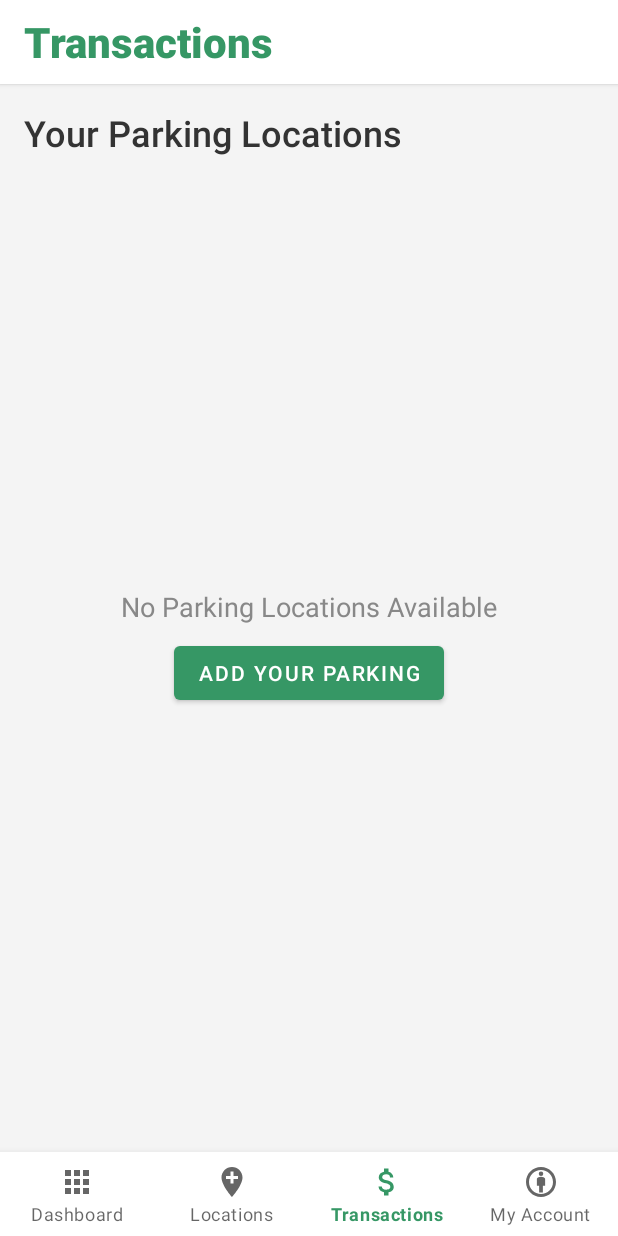
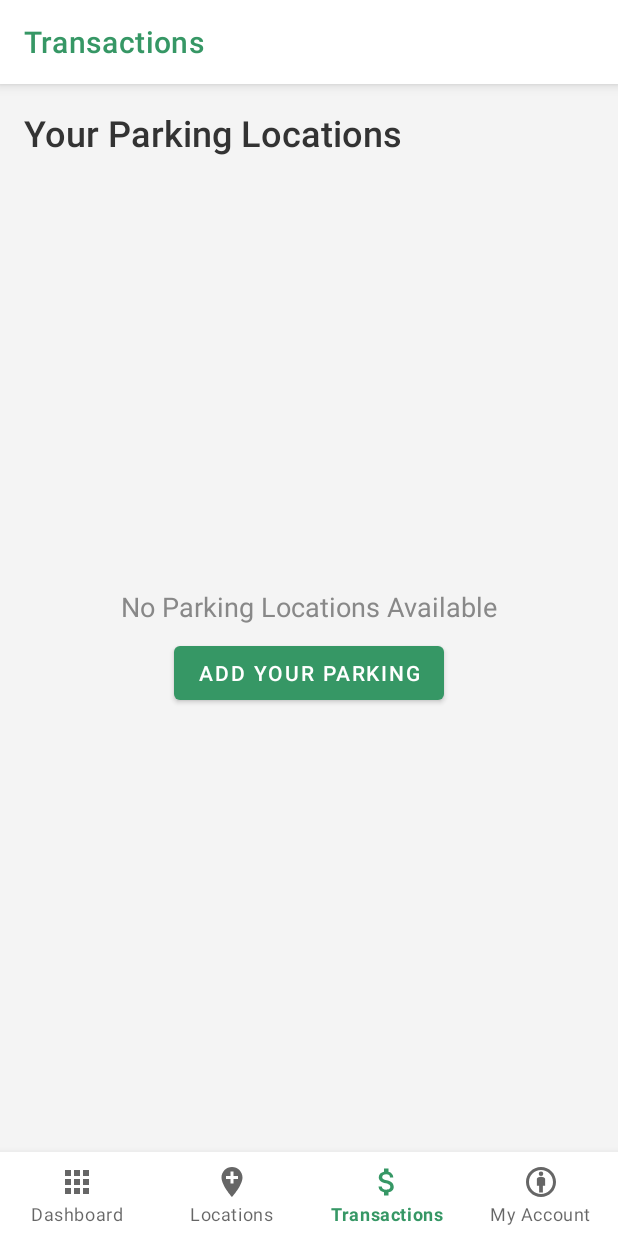
Before and after one commit to RushiPatel9144/SmartIndoorParkingSystem, an Android app: the OwnerActivity screen opened directly, with no data from a screen before it, item 3 of the bottom bar chosen, on a phone screen of 412 x 824 dp. Run offline under Robolectric (Android 15) with nearby library versions, the phone set to English and light mode, and no system bars; our stand-ins replace Firebase (no records; nobody signed in at launch, a user with empty details on screens opened directly), Volley; pictures from the network do not load; Roboto replaces fonts that are not available here.

Commit message:
tool bar in owner session updated.2

```diff
--- a/Parkit/src/main/java/ca/tech/sense/it/smart/indoor/parking/system/owner/OwnerActivity.java
+++ b/Parkit/src/main/java/ca/tech/sense/it/smart/indoor/parking/system/owner/OwnerActivity.java
@@ -40,7 +40,6 @@ public class OwnerActivity extends AppCompatActivity implements NavigationBarVie
     private final AccountFragment accountFragment = AccountFragment.newInstance(R.id.fragment_container_owner);
     private FragmentManagerHelper fragmentManagerHelper;
     private PreferenceManager preferenceManager;
-    SessionManager sessionManager;
 
     @Override
     protected void onCreate(Bundle savedInstanceState) {
--- a/Parkit/src/main/java/ca/tech/sense/it/smart/indoor/parking/system/owner/bottomNav/ownerDashboard/DashboardFragment.java
+++ b/Parkit/src/main/java/ca/tech/sense/it/smart/indoor/parking/system/owner/bottomNav/ownerDashboard/DashboardFragment.java
@@ -1,102 +1,102 @@
-package ca.tech.sense.it.smart.indoor.parking.system.owner.bottomNav.ownerDashboard;
-
-import android.os.Bundle;
-import android.view.LayoutInflater;
-import android.view.View;
-import android.view.ViewGroup;
-
-import androidx.annotation.NonNull;
-import androidx.cardview.widget.CardView;
-import androidx.fragment.app.Fragment;
-import androidx.fragment.app.FragmentManager;
-import androidx.fragment.app.FragmentTransaction;
-
-import java.util.HashMap;
-import java.util.Map;
-
-import ca.tech.sense.it.smart.indoor.parking.system.R;
-import ca.tech.sense.it.smart.indoor.parking.system.owner.bottomNav.location.LocationsFragment;
-import ca.tech.sense.it.smart.indoor.parking.system.owner.bottomNav.transactions.TransactionsFragment;
-
-public class DashboardFragment extends Fragment {
-    private static final String ARG_CONTAINER_VIEW_ID = "containerViewId";
-    private int containerViewId;
-
-    private Map<Integer, DashboardSection> sectionMap;
-
-    public DashboardFragment() {
-        // Required empty public constructor
-    }
-
-    public static DashboardFragment newInstance(int containerViewId) {
-        DashboardFragment fragment = new DashboardFragment();
-        Bundle args = new Bundle();
-        args.putInt(ARG_CONTAINER_VIEW_ID, containerViewId);
-        fragment.setArguments(args);
-        return fragment;
-    }
-
-    @Override
-    public void onCreate(Bundle savedInstanceState) {
-        super.onCreate(savedInstanceState);
-        if (getArguments() != null) {
-            containerViewId = getArguments().getInt(ARG_CONTAINER_VIEW_ID);
-        }
-
-        // Initialize the section mapping
-        sectionMap = new HashMap<>();
-        sectionMap.put(R.id.cardLocations, DashboardSection.LOCATIONS);
-        sectionMap.put(R.id.cardTransactions, DashboardSection.TRANSACTIONS);
-        sectionMap.put(R.id.cardActiveParkingLot, DashboardSection.ACTIVE_PARKING);
-    }
-
-    @Override
-    public View onCreateView(@NonNull LayoutInflater inflater, ViewGroup container, Bundle savedInstanceState) {
-        View view = inflater.inflate(R.layout.fragment_dashboard, container, false);
-
-        setupClickListeners(view);
-
-        return view;
-    }
-
-    private void setupClickListeners(View view) {
-        for (Map.Entry<Integer, DashboardSection> entry : sectionMap.entrySet()) {
-            int layoutId = entry.getKey();
-            DashboardSection section = entry.getValue();
-            setSectionClickListener(view, layoutId, section);
-        }
-    }
-
-    private void setSectionClickListener(View view, int layoutId, DashboardSection section) {
-        CardView card = view.findViewById(layoutId);
-        card.setOnClickListener(v -> handleSectionSelection(section));
-    }
-
-    private void handleSectionSelection(DashboardSection section) {
-        switch (section) {
-            case LOCATIONS:
-                openFragment(new LocationsFragment());
-                break;
-            case TRANSACTIONS:
-                openFragment(new TransactionsFragment());
-                break;
-            case ACTIVE_PARKING:
-//                openFragment(new ActiveParkingFragment()); // Uncomment this line once ActiveParkingFragment is created
-                break;
-        }
-    }
-
-    private void openFragment(Fragment fragment) {
-        FragmentManager fragmentManager = requireActivity().getSupportFragmentManager();
-        FragmentTransaction fragmentTransaction = fragmentManager.beginTransaction();
-        fragmentTransaction.replace(containerViewId, fragment, getTag());
-        fragmentTransaction.addToBackStack(getTag());
-        fragmentTransaction.commit();
-    }
-
-    private enum DashboardSection {
-        LOCATIONS,
-        TRANSACTIONS,
-        ACTIVE_PARKING
-    }
-}
+//package ca.tech.sense.it.smart.indoor.parking.system.owner.bottomNav.ownerDashboard;
+//
+//import android.os.Bundle;
+//import android.view.LayoutInflater;
+//import android.view.View;
+//import android.view.ViewGroup;
+//
+//import androidx.annotation.NonNull;
+//import androidx.cardview.widget.CardView;
+//import androidx.fragment.app.Fragment;
+//import androidx.fragment.app.FragmentManager;
+//import androidx.fragment.app.FragmentTransaction;
+//
+//import java.util.HashMap;
+//import java.util.Map;
+//
+//import ca.tech.sense.it.smart.indoor.parking.system.R;
+//import ca.tech.sense.it.smart.indoor.parking.system.owner.bottomNav.location.LocationsFragment;
+//import ca.tech.sense.it.smart.indoor.parking.system.owner.bottomNav.transactions.TransactionsFragment;
+//
+//public class DashboardFragment extends Fragment {
+//    private static final String ARG_CONTAINER_VIEW_ID = "containerViewId";
+//    private int containerViewId;
+//
+//    private Map<Integer, DashboardSection> sectionMap;
+//
+//    public DashboardFragment() {
+//        // Required empty public constructor
+//    }
+//
+//    public static DashboardFragment newInstance(int containerViewId) {
+//        DashboardFragment fragment = new DashboardFragment();
+//        Bundle args = new Bundle();
+//        args.putInt(ARG_CONTAINER_VIEW_ID, containerViewId);
+//        fragment.setArguments(args);
+//        return fragment;
+//    }
+//
+//    @Override
+//    public void onCreate(Bundle savedInstanceState) {
+//        super.onCreate(savedInstanceState);
+//        if (getArguments() != null) {
+//            containerViewId = getArguments().getInt(ARG_CONTAINER_VIEW_ID);
+//        }
+//
+//        // Initialize the section mapping
+//        sectionMap = new HashMap<>();
+//        sectionMap.put(R.id.cardLocations, DashboardSection.LOCATIONS);
+//        sectionMap.put(R.id.cardTransactions, DashboardSection.TRANSACTIONS);
+//        sectionMap.put(R.id.cardActiveParkingLot, DashboardSection.ACTIVE_PARKING);
+//    }
+//
+//    @Override
+//    public View onCreateView(@NonNull LayoutInflater inflater, ViewGroup container, Bundle savedInstanceState) {
+//        View view = inflater.inflate(R.layout.fragment_dashboard, container, false);
+//
+//        setupClickListeners(view);
+//
+//        return view;
+//    }
+//
+//    private void setupClickListeners(View view) {
+//        for (Map.Entry<Integer, DashboardSection> entry : sectionMap.entrySet()) {
+//            int layoutId = entry.getKey();
+//            DashboardSection section = entry.getValue();
+//            setSectionClickListener(view, layoutId, section);
+//        }
+//    }
+//
+//    private void setSectionClickListener(View view, int layoutId, DashboardSection section) {
+//        CardView card = view.findViewById(layoutId);
+//        card.setOnClickListener(v -> handleSectionSelection(section));
+//    }
+//
+//    private void handleSectionSelection(DashboardSection section) {
+//        switch (section) {
+//            case LOCATIONS:
+//                openFragment(new LocationsFragment());
+//                break;
+//            case TRANSACTIONS:
+//                openFragment(new TransactionsFragment());
+//                break;
+//            case ACTIVE_PARKING:
+////                openFragment(new ActiveParkingFragment()); // Uncomment this line once ActiveParkingFragment is created
+//                break;
+//        }
+//    }
+//
+//    private void openFragment(Fragment fragment) {
+//        FragmentManager fragmentManager = requireActivity().getSupportFragmentManager();
+//        FragmentTransaction fragmentTransaction = fragmentManager.beginTransaction();
+//        fragmentTransaction.replace(containerViewId, fragment, getTag());
+//        fragmentTransaction.addToBackStack(getTag());
+//        fragmentTransaction.commit();
+//    }
+//
+//    private enum DashboardSection {
+//        LOCATIONS,
+//        TRANSACTIONS,
+//        ACTIVE_PARKING
+//    }
+//}
--- /dev/null
+++ b/Parkit/src/main/java/ca/tech/sense/it/smart/indoor/parking/system/owner/bottomNav/ownerDashboard/DashboardFragment.kt
@@ -0,0 +1,88 @@
+package ca.tech.sense.it.smart.indoor.parking.system.owner.bottomNav.ownerDashboard
+
+
+import android.os.Bundle
+import android.view.LayoutInflater
+import android.view.View
+import android.view.ViewGroup
+import androidx.cardview.widget.CardView
+import androidx.fragment.app.Fragment
+import androidx.fragment.app.FragmentManager
+import androidx.fragment.app.FragmentTransaction
+import ca.tech.sense.it.smart.indoor.parking.system.R
+import ca.tech.sense.it.smart.indoor.parking.system.owner.bottomNav.location.LocationsFragment
+import ca.tech.sense.it.smart.indoor.parking.system.owner.bottomNav.transactions.TransactionsFragment
+
+class DashboardFragment : Fragment() {
+
+    private var containerViewId: Int = 0
+    private val sectionMap = mapOf(
+        R.id.cardLocations to DashboardSection.LOCATIONS,
+        R.id.cardTransactions to DashboardSection.TRANSACTIONS,
+        R.id.cardActiveParkingLot to DashboardSection.ACTIVE_PARKING
+    )
+
+    override fun onCreate(savedInstanceState: Bundle?) {
+        super.onCreate(savedInstanceState)
+        arguments?.let {
+            containerViewId = it.getInt(ARG_CONTAINER_VIEW_ID)
+        }
+    }
+
+    override fun onCreateView(
+        inflater: LayoutInflater, container: ViewGroup?,
+        savedInstanceState: Bundle?
+    ): View {
+        val view = inflater.inflate(R.layout.fragment_dashboard, container, false)
+        setupClickListeners(view)
+        return view
+    }
+
+    private fun setupClickListeners(view: View) {
+        sectionMap.forEach { (layoutId, section) ->
+            setSectionClickListener(view, layoutId, section)
+        }
+    }
+
+    private fun setSectionClickListener(view: View, layoutId: Int, section: DashboardSection) {
+        val card = view.findViewById<CardView>(layoutId)
+        card.setOnClickListener { handleSectionSelection(section) }
+    }
+
+    private fun handleSectionSelection(section: DashboardSection) {
+        val fragment: Fragment = when (section) {
+            DashboardSection.LOCATIONS -> LocationsFragment()
+            DashboardSection.TRANSACTIONS -> TransactionsFragment()
+            DashboardSection.ACTIVE_PARKING -> {
+                // Replace with your ActiveParkingFragment once implemented
+                Fragment() // Placeholder
+            }
+        }
+        openFragment(fragment)
+    }
+
+    private fun openFragment(fragment: Fragment) {
+        parentFragmentManager.beginTransaction().apply {
+            replace(containerViewId, fragment, tag)
+            addToBackStack(tag)
+            commit()
+        }
+    }
+
+    companion object {
+        private const val ARG_CONTAINER_VIEW_ID = "containerViewId"
+
+        @JvmStatic
+        fun newInstance(containerViewId: Int) = DashboardFragment().apply {
+            arguments = Bundle().apply {
+                putInt(ARG_CONTAINER_VIEW_ID, containerViewId)
+            }
+        }
+    }
+
+    private enum class DashboardSection {
+        LOCATIONS,
+        TRANSACTIONS,
+        ACTIVE_PARKING
+    }
+}
--- a/Parkit/src/main/res/layout/activity_owner.xml
+++ b/Parkit/src/main/res/layout/activity_owner.xml
@@ -22,8 +22,7 @@
             android:layout_height="56dp"
             app:titleTextColor="@color/colorAccent"
             android:background="@color/ic_launcher_background"
-            android:elevation="2dp"
-            app:titleTextAppearance="@style/Toolbar.TitleText"
+            android:elevation="5dp"
             android:theme="@style/ThemeOverlay.AppCompat.Dark.ActionBar" />
 
 
--- a/Parkit/src/main/res/layout/fragment_dashboard.xml
+++ b/Parkit/src/main/res/layout/fragment_dashboard.xml
@@ -6,8 +6,7 @@
     android:layout_height="match_parent"
     android:orientation="vertical"
     android:background="@color/bg"
-    tools:context=".YourFragment"
-    android:visibility="gone">
+    tools:context=".YourFragment">
 
     <LinearLayout
         android:layout_marginTop="25dp"
--- a/Parkit/src/main/res/layout/fragment_locations.xml
+++ b/Parkit/src/main/res/layout/fragment_locations.xml
@@ -80,12 +80,13 @@
             android:id="@+id/addLocationButton"
             android:layout_width="match_parent"
             android:layout_height="wrap_content"
-            android:layout_gravity="end|bottom"
-            android:layout_margin="16dp"
+            android:layout_gravity="bottom |center_horizontal"
+            android:layout_margin="6dp"
             android:contentDescription="@string/submit"
             android:src="@drawable/baseline_add_24"
-            app:fabSize="auto"
-            app:backgroundTint="#DEDBDB" />
+            app:backgroundTint="@color/colorAccent"
+            app:elevation="26dp"
+            app:fabSize="auto" />
     </FrameLayout>
 
 </LinearLayout>
--- a/Parkit/src/main/res/layout/fragment_transactions.xml
+++ b/Parkit/src/main/res/layout/fragment_transactions.xml
@@ -4,8 +4,7 @@
     android:layout_height="match_parent"
     android:orientation="vertical"
     android:padding="16dp"
-    android:background="@color/lightGray"
-    android:visibility="gone">
+    android:background="@color/lightGray">
 
     <!-- Title -->
     <TextView
```
